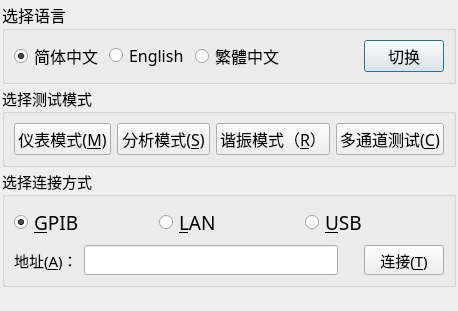
The window that common/frmSelectConnection.ui (caicaiking/WKEFactoryView2014) describes before a commit, drawn with Qt 5.
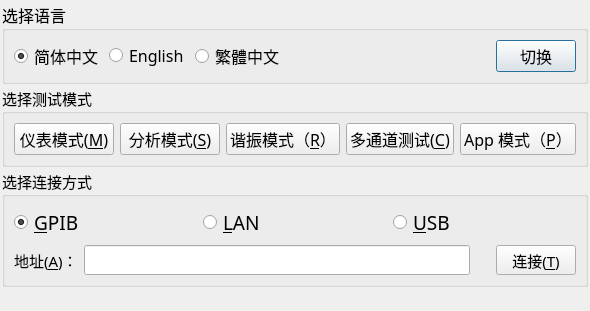
The same window after the commit. Icons and pictures are not drawn.

Commit message: 添加了APPMode

```diff
--- a/common/frmSelectConnection.ui
+++ b/common/frmSelectConnection.ui
@@ -6,7 +6,7 @@
    <rect>
     <x>0</x>
     <y>0</y>
-    <width>458</width>
+    <width>590</width>
     <height>260</height>
    </rect>
   </property>
@@ -232,6 +232,25 @@
         </property>
        </widget>
       </item>
+      <item>
+       <widget class="QPushButton" name="btnAppMode">
+        <property name="minimumSize">
+         <size>
+          <width>0</width>
+          <height>32</height>
+         </size>
+        </property>
+        <property name="font">
+         <font>
+          <family>楷体</family>
+          <pointsize>12</pointsize>
+         </font>
+        </property>
+        <property name="text">
+         <string>App 模式（&amp;P）</string>
+        </property>
+       </widget>
+      </item>
      </layout>
     </widget>
    </item>
```
The commit also changes 7 other files.
